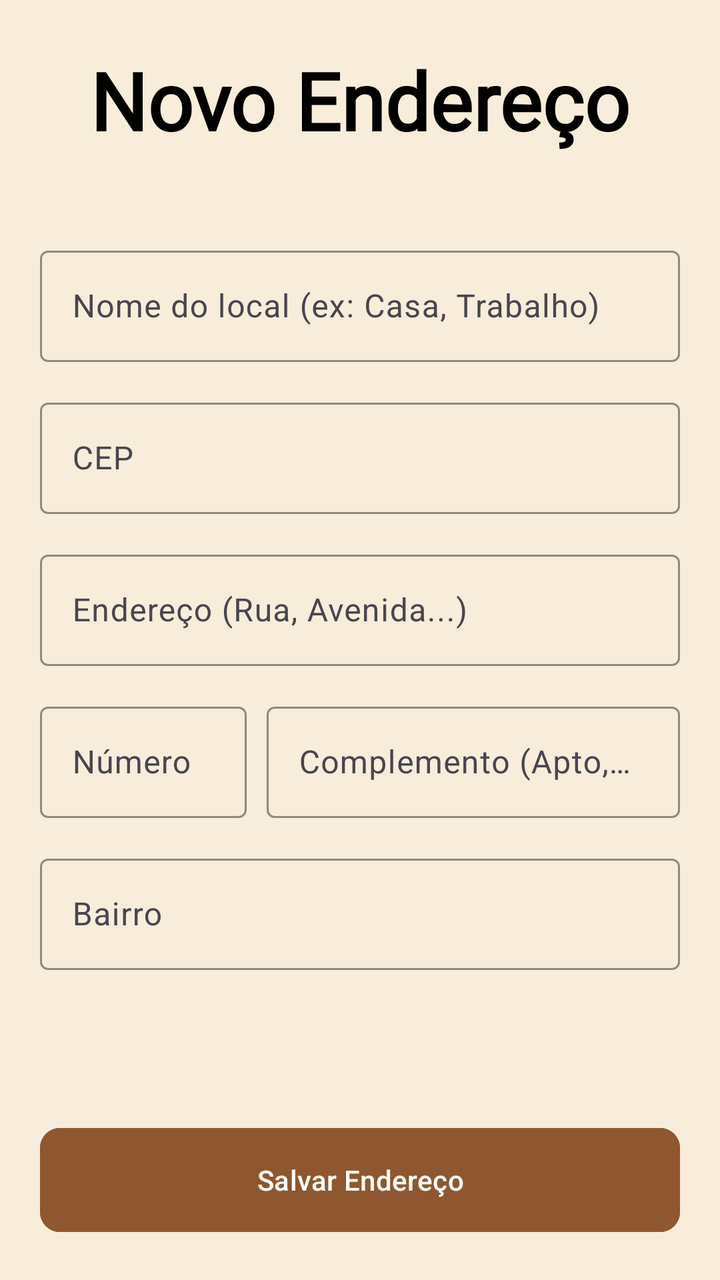
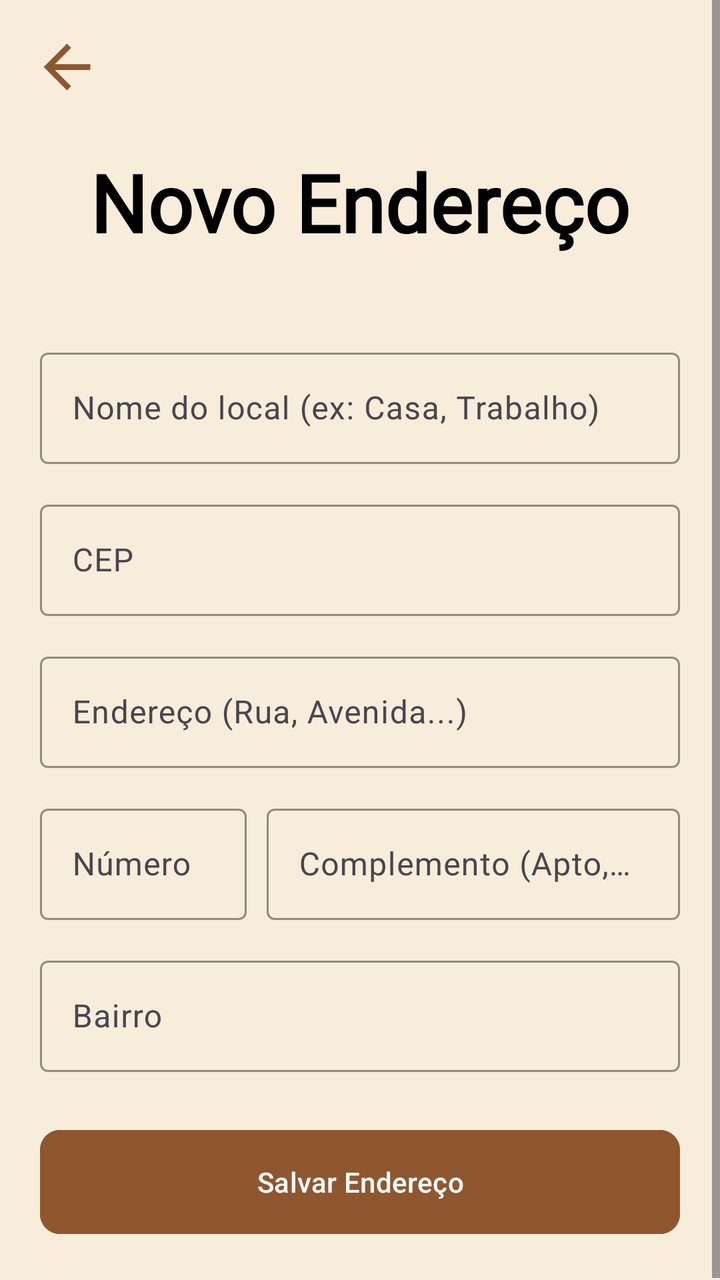

Two renders of the same Android screen: before a commit and after it. Below are the layout's source before the change and the commit's diff.
<!-- AndroidManifest.xml: application theme Theme.VangustApp -->
<!-- res/layout/novo_endereco_layout.xml -->
<?xml version="1.0" encoding="utf-8"?>
<ScrollView xmlns:android="http://schemas.android.com/apk/res/android"
    xmlns:app="http://schemas.android.com/apk/res-auto"
    android:id="@+id/main"
    android:layout_width="match_parent"
    android:layout_height="match_parent"
    android:background="#F7EDDA"
    android:fillViewport="true">

    <LinearLayout
        android:layout_width="match_parent"
        android:layout_height="wrap_content"
        android:orientation="vertical">
        

        
        <LinearLayout
            android:layout_width="match_parent"
            android:layout_height="100dp"
            android:gravity="center"
            android:orientation="vertical">

            <TextView
                android:layout_width="wrap_content"
                android:layout_height="wrap_content"
                android:fontFamily="@font/oswald_regular"
                android:text="Novo Endereço"
                android:textColor="@color/black"
                android:textSize="40sp"
                android:textStyle="bold" />
        </LinearLayout>

        
        <LinearLayout
            android:layout_width="match_parent"
            android:layout_height="wrap_content"
            android:orientation="vertical"
            android:padding="20dp">

            
            <com.google.android.material.textfield.TextInputLayout
                android:layout_width="match_parent"
                android:layout_height="wrap_content"
                android:layout_marginBottom="15dp"
                android:hint="Nome do local (ex: Casa, Trabalho)"
                app:boxStrokeColor="#8F572F"
                app:hintTextColor="#8F572F"
                app:cursorColor="#8F572F"
                app:endIconMode="clear_text">

                <com.google.android.material.textfield.TextInputEditText
                    android:id="@+id/txNomeLocal"
                    android:inputType="textCapWords"
                    android:layout_width="match_parent"
                    android:layout_height="wrap_content" />
            </com.google.android.material.textfield.TextInputLayout>

            
            <com.google.android.material.textfield.TextInputLayout
                android:layout_width="match_parent"
                android:layout_height="wrap_content"
                android:layout_marginBottom="15dp"
                android:hint="CEP"
                app:boxStrokeColor="#8F572F"
                app:hintTextColor="#8F572F"
                app:cursorColor="#8F572F">

                <com.google.android.material.textfield.TextInputEditText
                    android:id="@+id/txCep"
                    android:inputType="number"
                    android:maxLength="8"
                    android:layout_width="match_parent"
                    android:layout_height="wrap_content" />
            </com.google.android.material.textfield.TextInputLayout>

            
            <com.google.android.material.textfield.TextInputLayout
                android:layout_width="match_parent"
                android:layout_height="wrap_content"
                android:layout_marginBottom="15dp"
                android:hint="Endereço (Rua, Avenida...)"
                app:boxStrokeColor="#8F572F"
                app:hintTextColor="#8F572F"
                app:cursorColor="#8F572F">

                <com.google.android.material.textfield.TextInputEditText
                    android:id="@+id/txRua"
                    android:inputType="textPostalAddress"
                    android:layout_width="match_parent"
                    android:layout_height="wrap_content" />
            </com.google.android.material.textfield.TextInputLayout>

            
            <LinearLayout
                android:layout_width="match_parent"
                android:layout_height="wrap_content"
                android:layout_marginBottom="15dp"
                android:orientation="horizontal"
                android:baselineAligned="false">

                <com.google.android.material.textfield.TextInputLayout
                    android:layout_width="0dp"
                    android:layout_height="wrap_content"
                    android:layout_weight="1"
                    android:layout_marginEnd="10dp"
                    android:hint="Número"
                    app:boxStrokeColor="#8F572F"
                    app:hintTextColor="#8F572F"
                    app:cursorColor="#8F572F">

                    <com.google.android.material.textfield.TextInputEditText
                        android:id="@+id/txNumero"
                        android:inputType="text"
                        android:layout_width="match_parent"
                        android:layout_height="wrap_content" />
                </com.google.android.material.textfield.TextInputLayout>

                <com.google.android.material.textfield.TextInputLayout
                    android:layout_width="0dp"
                    android:layout_height="wrap_content"
                    android:layout_weight="2"
                    android:hint="Complemento (Apto, Bloco)"
                    app:boxStrokeColor="#8F572F"
                    app:hintTextColor="#8F572F"
                    app:cursorColor="#8F572F">

                    <com.google.android.material.textfield.TextInputEditText
                        android:id="@+id/txComplemento"
                        android:inputType="text"
                        android:layout_width="match_parent"
                        android:layout_height="wrap_content" />
                </com.google.android.material.textfield.TextInputLayout>
            </LinearLayout>

            
            <com.google.android.material.textfield.TextInputLayout
                android:layout_width="match_parent"
                android:layout_height="wrap_content"
                android:layout_marginBottom="25dp"
                android:hint="Bairro"
                app:boxStrokeColor="#8F572F"
                app:hintTextColor="#8F572F"
                app:cursorColor="#8F572F">

                <com.google.android.material.textfield.TextInputEditText
                    android:id="@+id/txBairro"
                    android:inputType="textPostalAddress"
                    android:layout_width="match_parent"
                    android:layout_height="wrap_content" />
            </com.google.android.material.textfield.TextInputLayout>

            
            <View
                android:layout_width="match_parent"
                android:layout_height="0dp"
                android:layout_weight="1" />

            
            <com.google.android.material.button.MaterialButton
                android:id="@+id/btnSalvarEndereco"
                android:layout_width="match_parent"
                android:layout_height="60dp"
                android:backgroundTint="#8F572F"
                android:text="Salvar Endereço"
                app:cornerRadius="10dp" />

        </LinearLayout>
    </LinearLayout>
</ScrollView>
<!-- resources referenced by this layout -->
<resources>
  <color name="black">#FF000000</color>
  <style name="Theme.VangustApp" parent="Base.Theme.VangustApp" />
  <style name="Base.Theme.VangustApp" parent="Theme.Material3.DayNight.NoActionBar">
          
          
      </style>
</resources>

<!-- the commit's change to res/layout/novo_endereco_layout.xml (unified diff, before → after) -->
@@ -11,7 +11,16 @@
         android:layout_width="match_parent"
         android:layout_height="wrap_content"
         android:orientation="vertical">
+
         
+        <ImageView
+            android:id="@+id/btnVoltarNovoEndereco"
+            android:layout_width="35dp"
+            android:layout_height="35dp"
+            android:layout_marginStart="16dp"
+            android:layout_marginTop="16dp"
+            android:src="@drawable/baseline_arrow_back"
+            app:tint="#8F572F" />
 
         
         <LinearLayout
<!-- resource entries referenced after the edit -->
@@ -1,6 +1,12 @@
 <!-- resources referenced by this layout -->
 <resources>
   <color name="black">#FF000000</color>
+  <!-- drawable baseline_arrow_back (drawable) -->
+  <vector xmlns:android="http://schemas.android.com/apk/res/android" android:autoMirrored="true" android:height="24dp" android:tint="#000000" android:viewportHeight="24" android:viewportWidth="24" android:width="24dp">
+        
+      <path android:fillColor="@android:color/white" android:pathData="M20,11H7.83l5.59,-5.59L12,4l-8,8 8,8 1.41,-1.41L7.83,13H20v-2z"/>
+      
+  </vector>
   <style name="Theme.VangustApp" parent="Base.Theme.VangustApp" />
   <style name="Base.Theme.VangustApp" parent="Theme.Material3.DayNight.NoActionBar">
           
